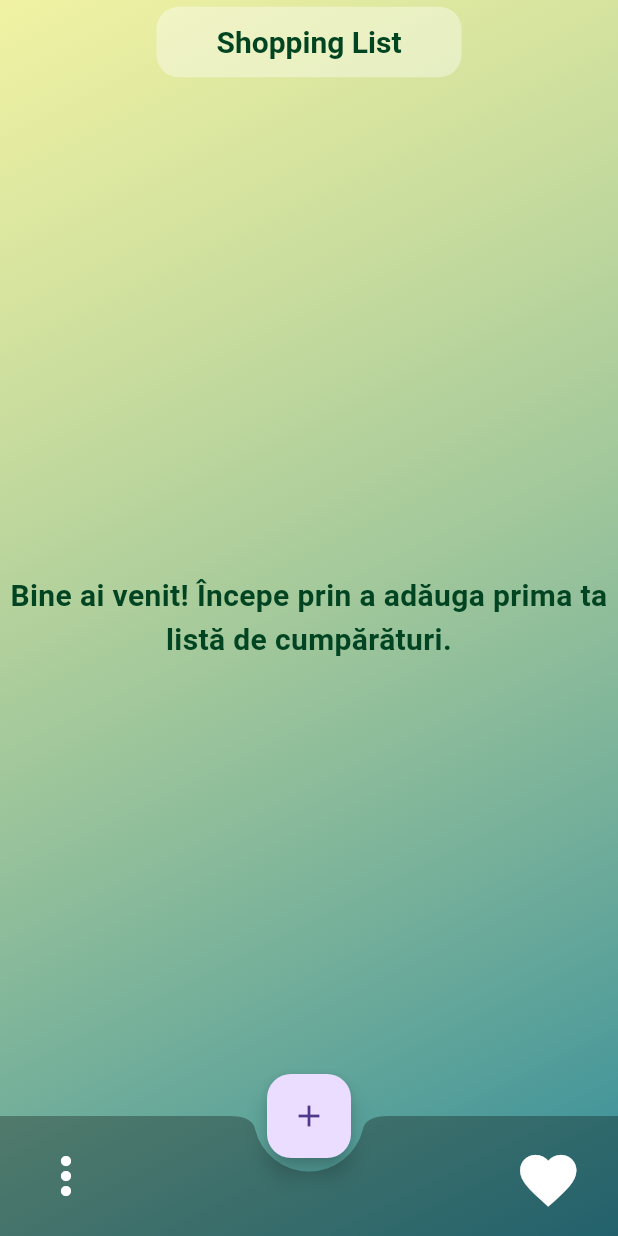
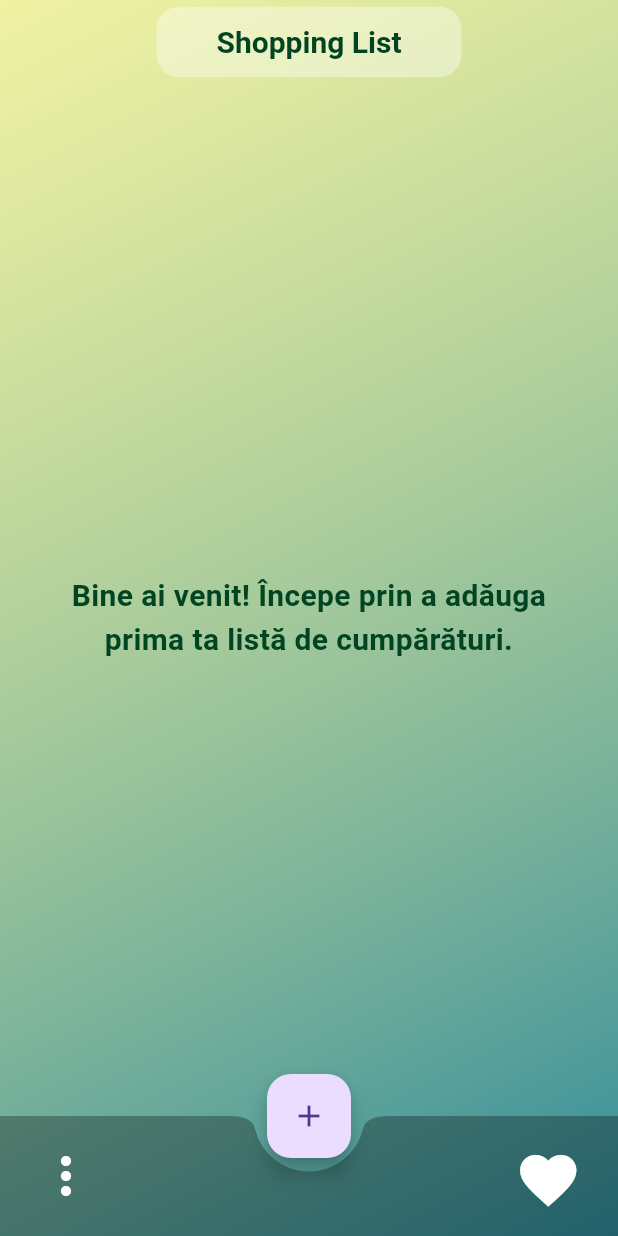
Before and after one commit to wwwrt/ShoppingList, a Flutter app: the screen it shows after launch, on a phone screen of 412 x 824 dp. Run offline on Flutter 3.47's test engine with Material 3 defaults, Android fonts, the phone set to English and light mode, and no system bars; our stand-ins replace flutter_colorpicker.

Commit message:
am adugat padding pentru mesajul initial

```diff
--- a/lib/screens/homepage.dart
+++ b/lib/screens/homepage.dart
@@ -159,6 +159,8 @@ class _HomePageState extends State<HomePage> {
     if (shoppingLists.isEmpty) {
       // Afișează mesajul de întâmpinare
       return Center(
+        child: Padding(
+          padding: EdgeInsets.symmetric(horizontal: 30.0),
           child: Text(
             'Bine ai venit! Începe prin a adăuga prima ta listă de cumpărături.',
             textAlign: TextAlign.center,
@@ -166,6 +168,7 @@ class _HomePageState extends State<HomePage> {
               fontWeight: FontWeight.bold,
               color: Color(0xFF014421),
               fontSize: 20,
+            ),
           ),
         ),
       );
```
Lines whose indentation alone changed are shown as unchanged.
